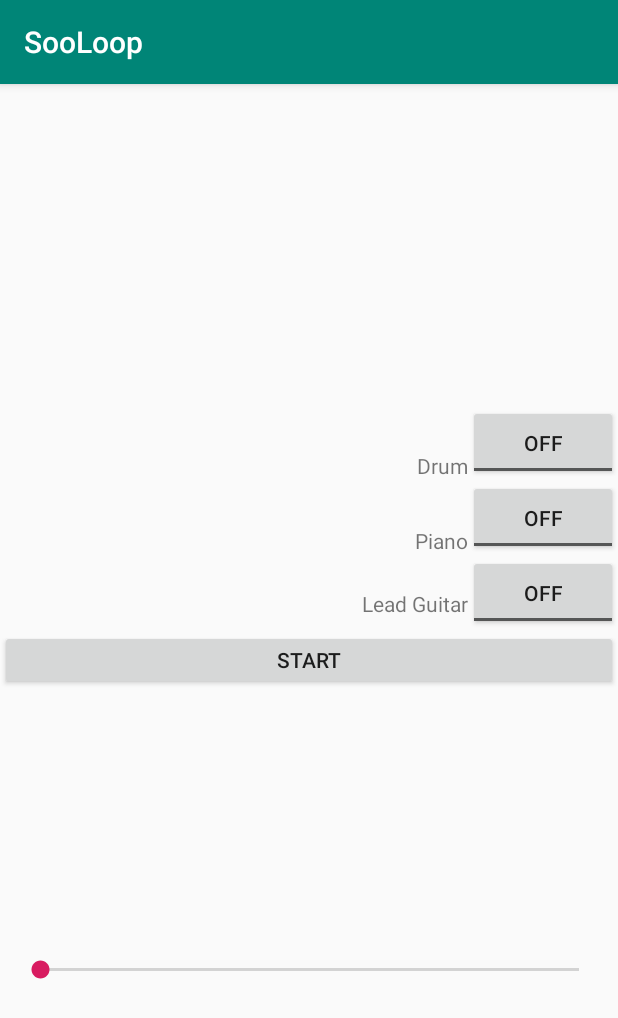
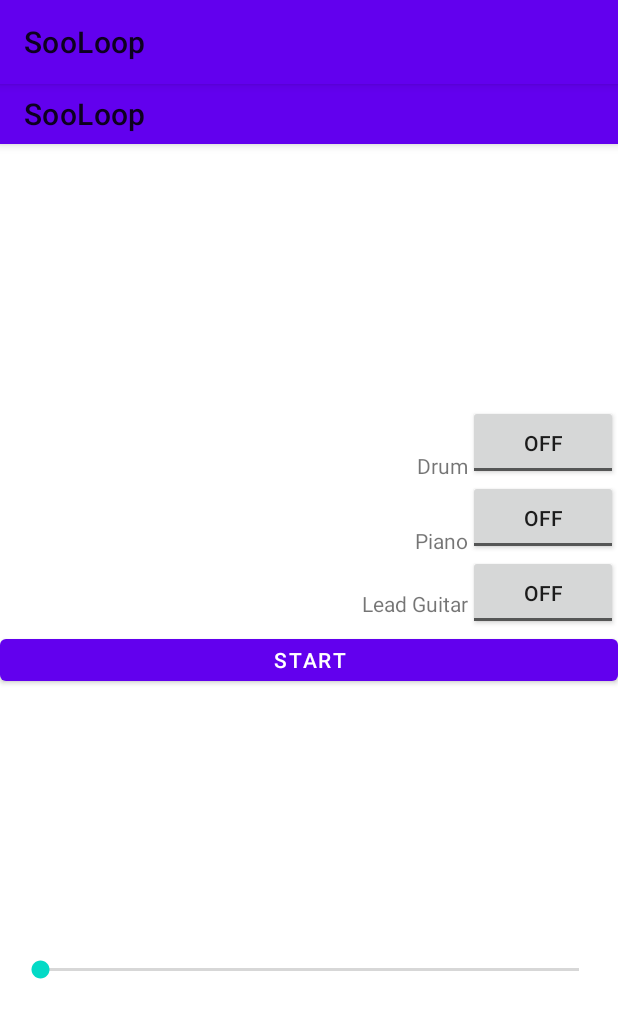
Before and after one commit to jpark011/SooLoop, an Android app: the screen it shows after launch (MainActivity), on a phone screen of 412 x 824 dp. Shown: the top 1018 px of the screen. Run offline under Robolectric (Android 15) with nearby library versions, the phone set to English and light mode, and no system bars.

Commit message:
Import Material Design

```diff
--- a/app/build.gradle
+++ b/app/build.gradle
@@ -37,4 +37,5 @@ dependencies {
     androidTestImplementation 'androidx.test.ext:junit:1.1.1'
     androidTestImplementation 'androidx.test:runner:1.1.1'
     androidTestImplementation 'androidx.test.espresso:espresso-core:3.1.1'
+    implementation 'com.google.android.material:material:1.1.0'
 }
--- a/app/src/main/res/layout/activity_main.xml
+++ b/app/src/main/res/layout/activity_main.xml
@@ -6,6 +6,18 @@
         android:layout_width="match_parent"
         android:layout_height="match_parent"
         tools:context=".MainActivity">
+
+    <com.google.android.material.appbar.AppBarLayout
+            android:layout_width="match_parent"
+            android:layout_height="wrap_content">
+
+        <com.google.android.material.appbar.MaterialToolbar
+                android:id="@+id/topAppBar"
+                android:layout_width="match_parent"
+                android:layout_height="40dp"
+                app:title="@string/app_name"
+        />
+    </com.google.android.material.appbar.AppBarLayout>
 
     <Button
             android:id="@+id/startButton"
--- a/app/src/main/res/values/styles.xml
+++ b/app/src/main/res/values/styles.xml
@@ -1,11 +1,11 @@
 <resources>
 
     <!-- Base application theme. -->
-    <style name="AppTheme" parent="Theme.AppCompat.Light.DarkActionBar">
+    <style name="AppTheme" parent="Theme.MaterialComponents.DayNight">
         <!-- Customize your theme here. -->
-        <item name="colorPrimary">@color/colorPrimary</item>
-        <item name="colorPrimaryDark">@color/colorPrimaryDark</item>
-        <item name="colorAccent">@color/colorAccent</item>
+<!--        <item name="colorPrimary">@color/colorPrimary</item>-->
+<!--        <item name="colorPrimaryDark">@color/colorPrimaryDark</item>-->
+<!--        <item name="colorAccent">@color/colorAccent</item>-->
     </style>
 
 </resources>
```
